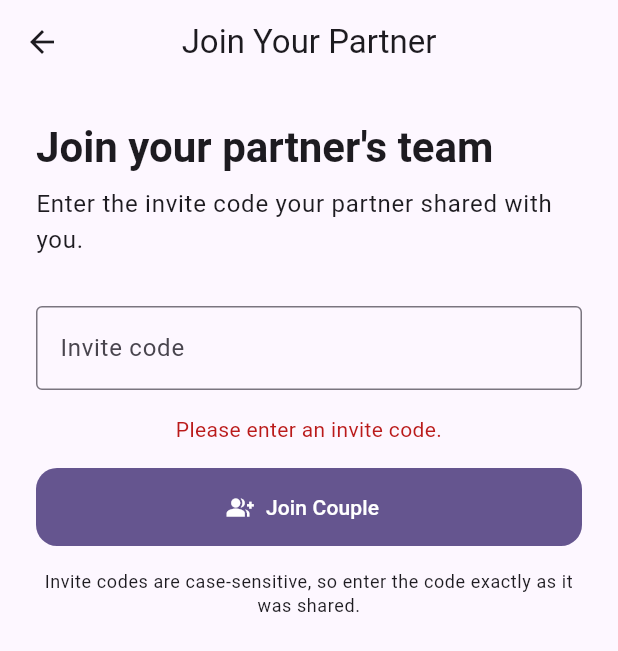
After one commit to greglbg/relationship_xp, a Flutter app: the JoinCoupleScreen screen opened directly, after a tap on "Join Couple", on a phone screen of 412 x 824 dp. The commit adds this screen. Shown: the top 651 px of the screen. Run offline on Flutter 3.47's test engine with Material 3 defaults, Android fonts, the phone set to English and light mode, and no system bars; our stand-ins replace cloud_firestore, firebase_auth, firebase_core; accounts and stored records are empty; network calls fail.

Commit message:
Add partner invitation and couple joining

```diff
--- /dev/null
+++ b/lib/screens/couple/join_couple_screen.dart
@@ -0,0 +1,164 @@
+import 'package:cloud_firestore/cloud_firestore.dart';
+import 'package:firebase_auth/firebase_auth.dart';
+import 'package:flutter/material.dart';
+
+class JoinCoupleScreen extends StatefulWidget {
+  const JoinCoupleScreen({super.key});
+
+  @override
+  State<JoinCoupleScreen> createState() => _JoinCoupleScreenState();
+}
+
+class _JoinCoupleScreenState extends State<JoinCoupleScreen> {
+  final inviteCodeController = TextEditingController();
+
+  bool isLoading = false;
+  String? errorMessage;
+
+  Future<void> joinCouple() async {
+    final user = FirebaseAuth.instance.currentUser;
+    final inviteCode = inviteCodeController.text.trim();
+
+    if (user == null) {
+      setState(() {
+        errorMessage = 'No signed-in user was found.';
+      });
+      return;
+    }
+
+    if (inviteCode.isEmpty) {
+      setState(() {
+        errorMessage = 'Please enter an invite code.';
+      });
+      return;
+    }
+
+    setState(() {
+      isLoading = true;
+      errorMessage = null;
+    });
+
+    try {
+      final inviteReference = FirebaseFirestore.instance
+          .collection('coupleInvites')
+          .doc(inviteCode);
+
+      final inviteSnapshot = await inviteReference.get();
+
+      if (!inviteSnapshot.exists) {
+        setState(() {
+          errorMessage = 'That invite code was not found.';
+        });
+        return;
+      }
+
+      final inviteData = inviteSnapshot.data();
+      final coupleId = inviteData?['coupleId'] as String?;
+
+      if (coupleId == null || coupleId.trim().isEmpty) {
+        setState(() {
+          errorMessage = 'That invite code is invalid.';
+        });
+        return;
+      }
+
+      final coupleReference = FirebaseFirestore.instance
+          .collection('couples')
+          .doc(coupleId);
+
+      final userReference = FirebaseFirestore.instance
+          .collection('users')
+          .doc(user.uid);
+
+      final batch = FirebaseFirestore.instance.batch();
+
+      batch.update(coupleReference, {
+        'memberIds': FieldValue.arrayUnion([user.uid]),
+      });
+
+      batch.update(userReference, {'coupleId': coupleId});
+
+      await batch.commit();
+    } on FirebaseException catch (error) {
+      if (mounted) {
+        setState(() {
+          if (error.code == 'permission-denied') {
+            errorMessage = 'Unable to join this couple. The invite may already have been used.';
+          } else {
+            errorMessage = error.message ?? 'Unable to join the couple.';
+          }
+        });
+      }
+    } finally {
+      if (mounted) {
+        setState(() {
+          isLoading = false;
+        });
+      }
+    }
+  }
+
+  @override
+  void dispose() {
+    inviteCodeController.dispose();
+    super.dispose();
+  }
+
+  @override
+  Widget build(BuildContext context) {
+    return Scaffold(
+      appBar: AppBar(title: const Text('Join Your Partner')),
+      body: SafeArea(
+        child: Padding(
+          padding: const EdgeInsets.all(24),
+          child: Column(
+            crossAxisAlignment: CrossAxisAlignment.stretch,
+            children: [
+              Text(
+                'Join your partner\'s team',
+                style: Theme.of(context).textTheme.headlineMedium
+                    ?.copyWith(fontWeight: FontWeight.bold),
+              ),
+              const SizedBox(height: 8),
+              Text(
+                'Enter the invite code your partner shared with you.',
+                style: Theme.of(context).textTheme.bodyLarge,
+              ),
+              const SizedBox(height: 32),
+              TextField(
+                controller: inviteCodeController,
+                autocorrect: false,
+                enableSuggestions: false,
+                decoration: const InputDecoration(
+                  labelText: 'Invite code',
+                  hintText: 'Enter your partner\'s invite code',
+                  border: OutlineInputBorder(),
+                ),
+              ),
+              const SizedBox(height: 16),
+              if (errorMessage != null) ...[
+                Text(
+                  errorMessage!,
+                  textAlign: TextAlign.center,
+                  style: TextStyle(color: Theme.of(context).colorScheme.error),
+                ),
+                const SizedBox(height: 16),
+              ],
+              FilledButton.icon(
+                onPressed: isLoading ? null : joinCouple,
+                icon: const Icon(Icons.group_add),
+                label: Text(isLoading ? 'Joining...' : 'Join Couple'),
+              ),
+              const SizedBox(height: 16),
+              Text(
+                'Invite codes are case-sensitive, so enter the code exactly as it was shared.',
+                textAlign: TextAlign.center,
+                style: Theme.of(context).textTheme.bodySmall,
+              ),
+            ],
+          ),
+        ),
+      ),
+    );
+  }
+}
```
Also changed, not shown: lib/auth/auth_gate.dart (+44 -5 lines), lib/screens/couple/couple_setup_screen.dart (+10 -2 lines), lib/screens/couple/partner_invite_screen.dart (added, +188 -0 lines), 1 other file.
